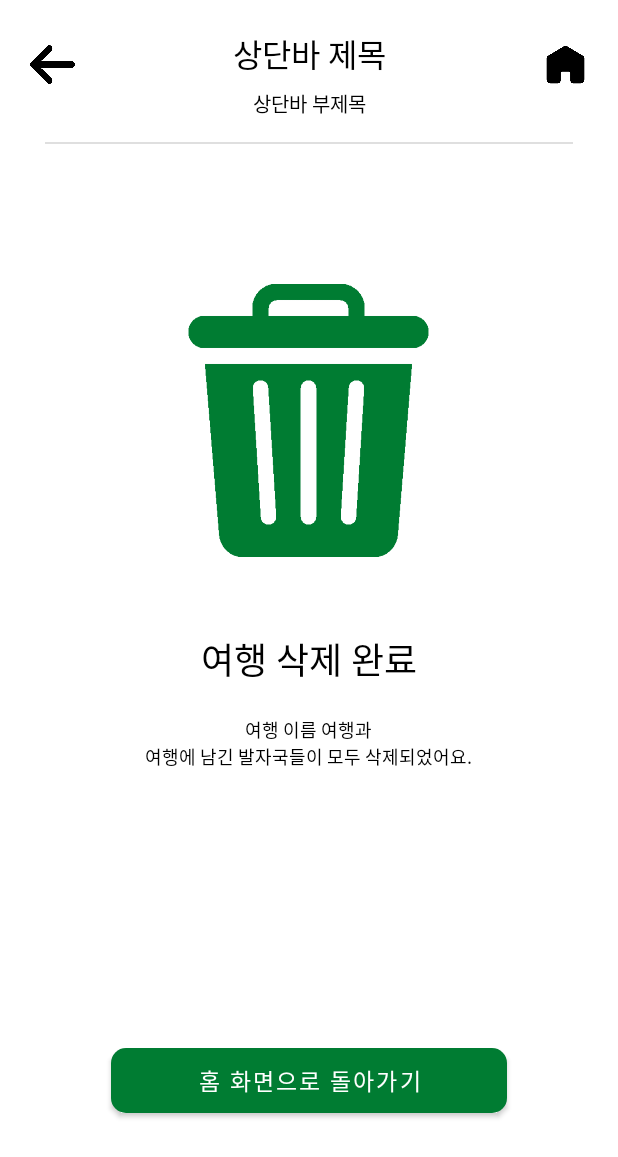
After one commit to zeus6768/android_tripbook, an Android app: the layout activity_tripcourse_delete.xml on its own in the app's theme, with its tools: preview values and no code run, on a phone screen of 412 x 824 dp. The commit adds this screen. Shown: the top 1157 px of the screen. Run offline under Robolectric (Android 15) with nearby library versions, the phone set to English and light mode, and no system bars.

Commit message:
add tripcourse_delete Activity

```diff
--- /dev/null
+++ b/app/src/main/java/com/olympos/tripbook/src/tripcourse/TripcourseDeleteActivity.kt
@@ -0,0 +1,40 @@
+package com.olympos.tripbook.src.tripcourse
+
+import android.os.Bundle
+import android.view.View
+import com.olympos.tripbook.R
+import com.olympos.tripbook.config.BaseActivity
+import com.olympos.tripbook.databinding.ActivityTripcourseDeleteBinding
+
+class TripcourseDeleteActivity : BaseActivity() {
+
+    lateinit var binding : ActivityTripcourseDeleteBinding
+
+    override fun onCreate(savedInstanceState: Bundle?) {
+        super.onCreate(savedInstanceState)
+        binding = ActivityTripcourseDeleteBinding.inflate(layoutInflater)
+        setContentView(binding.root)
+
+        initView()
+    }
+
+    private fun initView() {
+        //topbar layout view randering
+        binding.tripcourseDeleteTopbarLayout.topbarTitleTv.setText(R.string.tripcourse_delete_title)
+        binding.tripcourseDeleteTopbarLayout.topbarSubtitleTv.visibility = View.GONE
+        binding.tripcourseDeleteTopbarLayout.topbarSubbuttonIb.visibility = View.GONE
+
+        //상단바 - 뒤로가기 버튼 -> 홈으로 이동하는건가??
+        binding.tripcourseDeleteTopbarLayout.topbarBackIb.setOnClickListener {
+//            val intent = Intent(this@TripcourseDeleteActivity, TripcourseRecordActivity::class.java)
+//            startActivity(intent)
+        }
+
+        //홈 버튼
+        binding.tripcourseDeleteHomeBtn.setOnClickListener {
+//            val intent = Intent(this@TripcourseDeleteActivity, TripcourseRecordActivity::class.java)
+//            startActivity(intent)
+        }
+
+    }
+}
--- /dev/null
+++ b/app/src/main/res/layout/activity_tripcourse_delete.xml
@@ -0,0 +1,104 @@
+<?xml version="1.0" encoding="utf-8"?>
+<androidx.constraintlayout.widget.ConstraintLayout xmlns:android="http://schemas.android.com/apk/res/android"
+    android:layout_width="match_parent"
+    android:layout_height="match_parent"
+    xmlns:app="http://schemas.android.com/apk/res-auto">
+
+    <!--상단 바-->
+    <include
+        layout="@layout/layout_topbar_base"
+        android:id="@+id/tripcourse_delete_topbar_layout"
+        android:layout_height="wrap_content"
+        android:layout_width="match_parent"
+        app:layout_constraintTop_toTopOf="parent"
+        app:layout_constraintStart_toStartOf="parent"
+        app:layout_constraintEnd_toEndOf="parent"/>
+
+    <LinearLayout
+        android:layout_width="match_parent"
+        android:layout_height="0dp"
+        android:orientation="vertical"
+        app:layout_constraintTop_toBottomOf="@id/tripcourse_delete_topbar_layout"
+        app:layout_constraintBottom_toBottomOf="parent"
+        >
+
+        <androidx.constraintlayout.widget.ConstraintLayout
+            android:layout_width="match_parent"
+            android:layout_height="0dp"
+            android:layout_weight="5">
+
+            <LinearLayout
+                android:layout_width="match_parent"
+                android:layout_height="wrap_content"
+                android:orientation="vertical"
+                android:gravity="center_horizontal"
+                app:layout_constraintTop_toTopOf="parent"
+                app:layout_constraintBottom_toBottomOf="parent"
+                app:layout_constraintStart_toStartOf="parent"
+                app:layout_constraintEnd_toEndOf="parent">
+                <ImageView
+                    android:id="@+id/tripcourse_delete_main_img"
+                    android:src="@drawable/img_delete_trashcan_closed"
+                    android:layout_width="182dp"
+                    android:layout_height="182dp"
+                    android:layout_marginBottom="40dp"
+                    />
+
+                <TextView
+                    android:layout_width="wrap_content"
+                    android:layout_height="wrap_content"
+                    android:text="@string/tripcourse_delete_title"
+                    android:textSize="24sp"
+                    android:textColor="@color/black"
+                    android:fontFamily="@font/notosans_kr_bold"
+                    android:includeFontPadding="false"
+                    android:gravity="center"
+                    android:padding="10dp"/>
+
+                <TextView
+                    android:id="@+id/tripcourse_delete_information_tv"
+                    android:layout_width="wrap_content"
+                    android:layout_height="wrap_content"
+                    android:text="@string/tripcourse_delete_information"
+                    android:textSize="12sp"
+                    android:textColor="@color/black"
+                    android:fontFamily="@font/notosans_kr_regular"
+                    android:includeFontPadding="false"
+                    android:gravity="center"
+                    android:padding="10dp"/>
+            </LinearLayout>
+
+        </androidx.constraintlayout.widget.ConstraintLayout>
+
+        <!--홈 화면 돌아가기 바-->
+        <androidx.constraintlayout.widget.ConstraintLayout
+            android:id="@+id/tripcourse_select_country_select_complete_layout"
+            android:layout_width="match_parent"
+            android:layout_height="0dp"
+            android:layout_weight="2"
+            app:layout_constraintBottom_toBottomOf="parent"
+            >
+
+            <!--선택 완료 버튼-->
+            <Button
+                android:id="@+id/tripcourse_delete_home_btn"
+                android:layout_width="264dp"
+                android:layout_height="43dp"
+                android:background="@drawable/drawable_custom_button_base"
+                android:gravity="center"
+                android:text="@string/tripcourse_delete_home"
+                android:textSize="15sp"
+                android:textColor="@color/white"
+                android:fontFamily="@font/notosans_kr_bold"
+                android:padding="0dp"
+                app:layout_constraintTop_toTopOf="parent"
+                app:layout_constraintBottom_toBottomOf="parent"
+                app:layout_constraintStart_toStartOf="parent"
+                app:layout_constraintEnd_toEndOf="parent"
+                />
+
+        </androidx.constraintlayout.widget.ConstraintLayout>
+
+    </LinearLayout>
+
+</androidx.constraintlayout.widget.ConstraintLayout>
--- a/app/src/main/res/values/strings.xml
+++ b/app/src/main/res/values/strings.xml
@@ -22,15 +22,20 @@
     <string name="tripcourse_record_request_hashtag">#해시태그를 선택해 추가해주세요.</string>
     <string name="tripcourse_record_request_body">내용을 입력해주세요. (최대 200자)</string>
 
-    //activity_select 공통
+    //activity_tripcourse_delete
+    <string name="tripcourse_delete_title">여행 삭제 완료</string>
+    <string name="tripcourse_delete_information">여행 이름 여행과\n여행에 남긴 발자국들이 모두 삭제되었어요.</string>
+    <string name="tripcourse_delete_home">홈 화면으로 돌아가기</string>
+
+    //activity_tripcourse_select 공통
     <string name="tripcourse_select_complete">선택 완료하기</string>
 
-    //activity_select_country
+    //activity_tripcourse_select_country
     <string name="tripcourse_select_country_title">여행한 지역과 도시</string>
     <string name="tripcourse_select_country_explain1">-여행했던 지역과 도시를 선택해주세요.</string>
     <string name="tripcourse_select_country_explain2">-선택한 지역을 바탕으로 메뉴바에서\n특정 장소에 대한 나의 지난 여행을 모아볼 수 있어요.</string>
 
-    //activity_select_hashtag
+    //activity_tripcourse_select_hashtag
     <string name="tripcourse_select_hashtag_title">여행 해시태그</string>
     <string name="tripcourse_select_hashtag_explain1">-당신의 여행에서의 경험들을 간단한 키워드로 남겨보세요.</string>
     <string name="tripcourse_select_hashtag_explain2">-해시태그는 최대 15개까지 선택할 수 있어요.</string>
```
Also changed, not shown: app/src/main/res/drawable/img_delete_trashcan_closed.png (added), app/src/main/res/drawable/img_delete_trashcan_opend.png (added).
